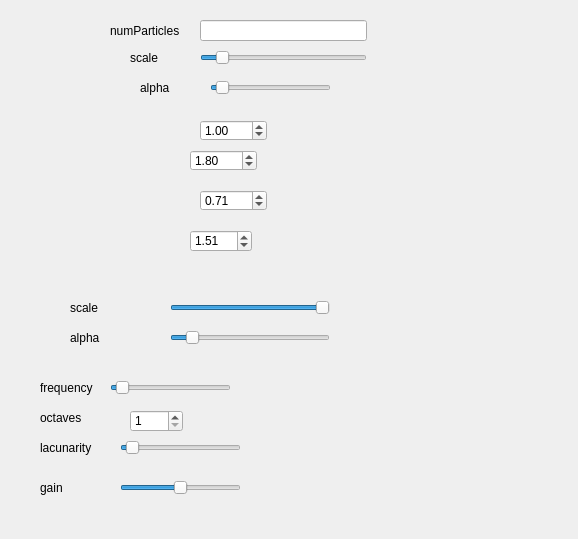
This is src/Nebulae.ui in skydave/sandbox as Qt 5 draws it before an edit. The edited form follows.
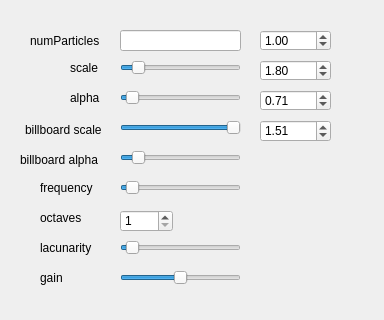
This is the edited form.

What changed in the file:
```diff
--- a/src/Nebulae.ui
+++ b/src/Nebulae.ui
@@ -6,8 +6,8 @@
    <rect>
     <x>0</x>
     <y>0</y>
-    <width>578</width>
-    <height>539</height>
+    <width>384</width>
+    <height>320</height>
    </rect>
   </property>
   <property name="windowTitle">
@@ -16,8 +16,8 @@
   <widget class="QLabel" name="label_3">
    <property name="geometry">
     <rect>
-     <x>140</x>
-     <y>80</y>
+     <x>70</x>
+     <y>90</y>
      <width>32</width>
      <height>15</height>
     </rect>
@@ -29,9 +29,9 @@
   <widget class="QLineEdit" name="particleNum">
    <property name="geometry">
     <rect>
-     <x>200</x>
-     <y>20</y>
-     <width>167</width>
+     <x>120</x>
+     <y>30</y>
+     <width>121</width>
      <height>21</height>
     </rect>
    </property>
@@ -39,8 +39,8 @@
   <widget class="QLabel" name="label_2">
    <property name="geometry">
     <rect>
-     <x>130</x>
-     <y>50</y>
+     <x>70</x>
+     <y>60</y>
      <width>32</width>
      <height>15</height>
     </rect>
@@ -52,10 +52,10 @@
   <widget class="QSlider" name="particleScale">
    <property name="geometry">
     <rect>
-     <x>200</x>
-     <y>50</y>
-     <width>167</width>
-     <height>15</height>
+     <x>120</x>
+     <y>60</y>
+     <width>121</width>
+     <height>16</height>
     </rect>
    </property>
    <property name="maximum">
@@ -71,8 +71,8 @@
   <widget class="QLabel" name="label">
    <property name="geometry">
     <rect>
-     <x>110</x>
-     <y>20</y>
+     <x>30</x>
+     <y>30</y>
      <width>74</width>
      <height>21</height>
     </rect>
@@ -84,9 +84,9 @@
   <widget class="QDoubleSpinBox" name="attractor_b">
    <property name="geometry">
     <rect>
-     <x>190</x>
-     <y>150</y>
-     <width>67</width>
+     <x>260</x>
+     <y>60</y>
+     <width>71</width>
      <height>21</height>
     </rect>
    </property>
@@ -100,9 +100,9 @@
   <widget class="QDoubleSpinBox" name="attractor_c">
    <property name="geometry">
     <rect>
-     <x>200</x>
-     <y>190</y>
-     <width>67</width>
+     <x>260</x>
+     <y>90</y>
+     <width>71</width>
      <height>21</height>
     </rect>
    </property>
@@ -116,9 +116,9 @@
   <widget class="QDoubleSpinBox" name="attractor_a">
    <property name="geometry">
     <rect>
-     <x>200</x>
-     <y>120</y>
-     <width>67</width>
+     <x>260</x>
+     <y>30</y>
+     <width>71</width>
      <height>21</height>
     </rect>
    </property>
@@ -132,8 +132,8 @@
   <widget class="QSlider" name="particleAlpha">
    <property name="geometry">
     <rect>
-     <x>210</x>
-     <y>80</y>
+     <x>120</x>
+     <y>90</y>
      <width>121</width>
      <height>16</height>
     </rect>
@@ -151,9 +151,9 @@
   <widget class="QDoubleSpinBox" name="attractor_d">
    <property name="geometry">
     <rect>
-     <x>190</x>
-     <y>230</y>
-     <width>62</width>
+     <x>260</x>
+     <y>120</y>
+     <width>71</width>
      <height>22</height>
     </rect>
    </property>
@@ -167,35 +167,35 @@
   <widget class="QLabel" name="label_4">
    <property name="geometry">
     <rect>
-     <x>70</x>
-     <y>300</y>
-     <width>56</width>
-     <height>15</height>
+     <x>25</x>
+     <y>120</y>
+     <width>81</width>
+     <height>20</height>
     </rect>
    </property>
    <property name="text">
-    <string>scale</string>
+    <string>billboard scale</string>
    </property>
   </widget>
   <widget class="QLabel" name="label_5">
    <property name="geometry">
     <rect>
-     <x>70</x>
-     <y>330</y>
-     <width>56</width>
-     <height>15</height>
+     <x>20</x>
+     <y>150</y>
+     <width>91</width>
+     <height>20</height>
     </rect>
    </property>
    <property name="text">
-    <string>alpha</string>
+    <string>billboard alpha</string>
    </property>
   </widget>
   <widget class="QSlider" name="billboardScale">
    <property name="geometry">
     <rect>
-     <x>170</x>
-     <y>300</y>
-     <width>160</width>
+     <x>120</x>
+     <y>120</y>
+     <width>121</width>
      <height>16</height>
     </rect>
    </property>
@@ -212,9 +212,9 @@
   <widget class="QSlider" name="billboardAlpha">
    <property name="geometry">
     <rect>
-     <x>170</x>
-     <y>330</y>
-     <width>160</width>
+     <x>120</x>
+     <y>150</y>
+     <width>121</width>
      <height>16</height>
     </rect>
    </property>
@@ -232,7 +232,7 @@
    <property name="geometry">
     <rect>
      <x>40</x>
-     <y>380</y>
+     <y>180</y>
      <width>56</width>
      <height>15</height>
     </rect>
@@ -244,8 +244,8 @@
   <widget class="QSlider" name="frequency">
    <property name="geometry">
     <rect>
-     <x>110</x>
-     <y>380</y>
+     <x>120</x>
+     <y>180</y>
      <width>121</width>
      <height>16</height>
     </rect>
@@ -264,7 +264,7 @@
    <property name="geometry">
     <rect>
      <x>40</x>
-     <y>410</y>
+     <y>210</y>
      <width>56</width>
      <height>15</height>
     </rect>
@@ -277,7 +277,7 @@
    <property name="geometry">
     <rect>
      <x>40</x>
-     <y>440</y>
+     <y>240</y>
      <width>56</width>
      <height>15</height>
     </rect>
@@ -290,7 +290,7 @@
    <property name="geometry">
     <rect>
      <x>40</x>
-     <y>480</y>
+     <y>270</y>
      <width>56</width>
      <height>15</height>
     </rect>
@@ -302,8 +302,8 @@
   <widget class="QSpinBox" name="octaves">
    <property name="geometry">
     <rect>
-     <x>130</x>
-     <y>410</y>
+     <x>120</x>
+     <y>210</y>
      <width>53</width>
      <height>22</height>
     </rect>
@@ -319,7 +319,7 @@
    <property name="geometry">
     <rect>
      <x>120</x>
-     <y>440</y>
+     <y>240</y>
      <width>121</width>
      <height>16</height>
     </rect>
@@ -338,7 +338,7 @@
    <property name="geometry">
     <rect>
      <x>120</x>
-     <y>480</y>
+     <y>270</y>
      <width>121</width>
      <height>16</height>
     </rect>
```
